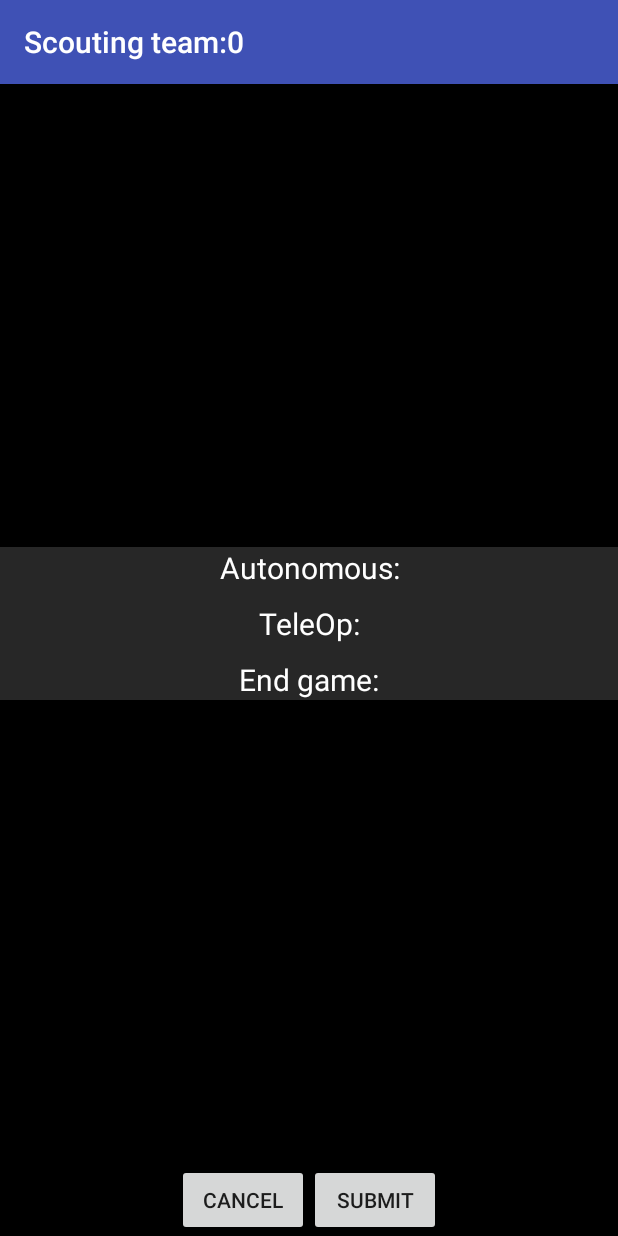
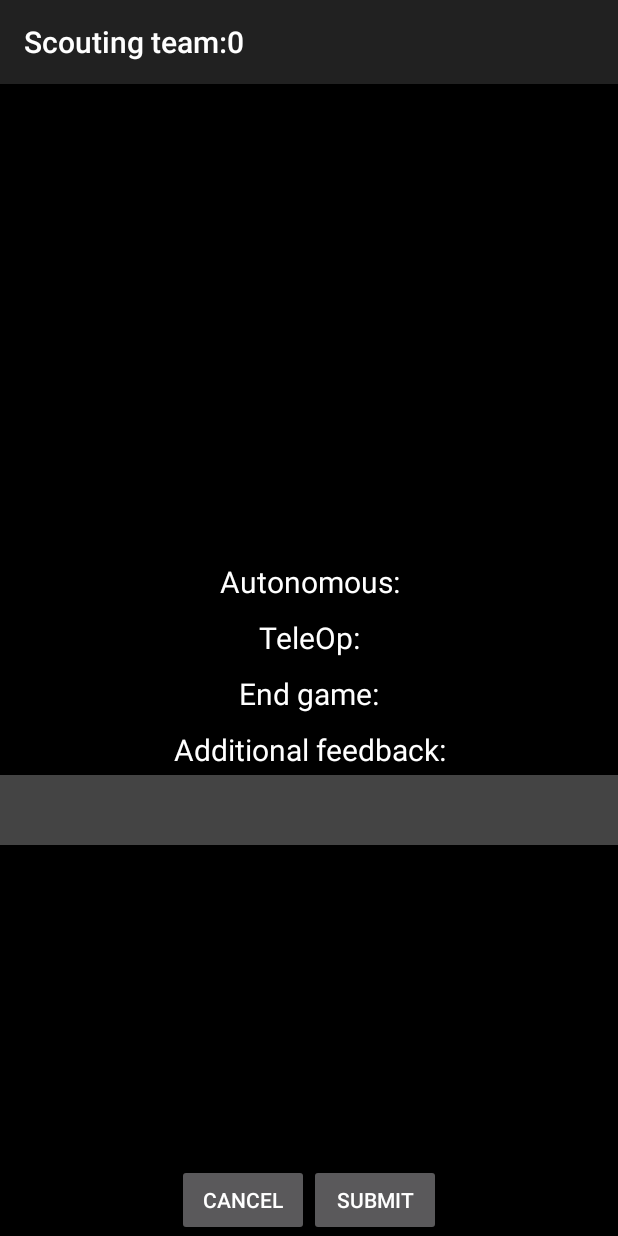
Before and after one commit to yeSpud/Scouting-app, an Android app: the data_collection screen opened directly, with no data from a screen before it, on a phone screen of 412 x 824 dp. Run offline under Robolectric (Android 15) with nearby library versions, the phone set to English and light mode, and no system bars; 4 statements that could not run were skipped.

```diff
--- a/AndroidApp/app/src/main/java/org/frc1595Dragons/scoutingapp/data_collection.java
+++ b/AndroidApp/app/src/main/java/org/frc1595Dragons/scoutingapp/data_collection.java
@@ -4,10 +4,12 @@ import android.graphics.Color;
 import android.graphics.Paint;
 import android.os.Bundle;
 import android.support.v7.app.AppCompatActivity;
+import android.text.InputType;
 import android.util.Log;
 import android.view.Gravity;
 import android.view.View;
 import android.view.ViewGroup;
+import android.view.inputmethod.EditorInfo;
 import android.widget.CheckBox;
 import android.widget.EditText;
 import android.widget.LinearLayout;
@@ -88,7 +90,6 @@ public class data_collection extends AppCompatActivity {
             this.parseData(autonomous);
         }
 
-
         contentView.addView(this.generateTextView("TeleOp:", 20,
                 this.createLayoutParameters(LinearLayout.LayoutParams.MATCH_PARENT, 0,
                         15, 0)));
@@ -108,11 +109,29 @@ public class data_collection extends AppCompatActivity {
             this.parseData(endgame);
         }
 
+
+        contentView.addView(this.generateTextView("Additional feedback:", 20,
+                this.createLayoutParameters(LinearLayout.LayoutParams.MATCH_PARENT, 0,
+                        15,0)));
+
+        final EditText comments = new EditText(this);
+        comments.setBackgroundColor(Color.DKGRAY);
+        comments.setImeOptions(EditorInfo.IME_ACTION_DONE);
+        comments.setInputType(InputType.TYPE_TEXT_FLAG_IME_MULTI_LINE);
+        comments.setInputType(InputType.TYPE_TEXT_FLAG_AUTO_CORRECT);
+        comments.setText("");
+        comments.setTextColor(Color.WHITE);
+        LinearLayout.LayoutParams params = new LinearLayout.LayoutParams(ViewGroup.LayoutParams.MATCH_PARENT, 70);
+        params.setMargins(0,5,0,10);
+        comments.setLayoutParams(params);
+        contentView.addView(comments);
+
+
         findViewById(R.id.Cancel).setOnClickListener(listener -> finish());
 
         findViewById(R.id.Submit).setOnClickListener(listener -> {
             // Gather all the data
-            String[][] data = new String[Nodes.size()][2];
+            String[][] data = new String[Nodes.size() + 1][2];
             int i = 0;
             for (View view : Nodes) {
                 if (view instanceof CheckBox) {
@@ -125,6 +144,9 @@ public class data_collection extends AppCompatActivity {
                 }
                 i++;
             }
+            data[Nodes.size()][0] = "Comments";
+            data[Nodes.size()][1] = comments.getText().toString();
+
 
             finish();
         });
--- a/AndroidApp/app/src/main/res/layout/data_collection.xml
+++ b/AndroidApp/app/src/main/res/layout/data_collection.xml
@@ -4,8 +4,7 @@
     android:layout_width="match_parent"
     android:layout_height="match_parent"
     android:background="@color/black"
-    android:orientation="vertical"
-    tools:context="org.frc1595Dragons.scoutingapp.data_collection">
+    tools:context=".data_collection">
 
     <ScrollView
         android:layout_width="match_parent"
@@ -21,8 +20,9 @@
             android:id="@+id/content"
             android:layout_width="match_parent"
             android:layout_height="wrap_content"
+            android:layout_marginTop="?attr/actionBarSize"
             android:layout_gravity="center_vertical"
-            android:background="@color/darkGray"
+            android:background="@color/black"
             android:orientation="vertical">
 
             <!--
--- a/AndroidApp/app/src/main/res/layout/macaddress.xml
+++ b/AndroidApp/app/src/main/res/layout/macaddress.xml
@@ -1,4 +1,4 @@
-<?xml version="1.0" encoding="utf-8"?><!-- TODO: Replace constraint layout -->
+<?xml version="1.0" encoding="utf-8"?>
 <LinearLayout xmlns:android="http://schemas.android.com/apk/res/android"
     android:layout_width="fill_parent"
     android:layout_height="fill_parent"
--- a/AndroidApp/app/src/main/res/values/styles.xml
+++ b/AndroidApp/app/src/main/res/values/styles.xml
@@ -1,16 +1,27 @@
 <resources>
 
     <!-- Base application theme. -->
-    <style name="AppTheme" parent="Theme.AppCompat.Light.DarkActionBar">
+    <style name="AppTheme" parent="Theme.AppCompat">
         <!-- Customize your theme here. -->
-        <item name="colorPrimary">@color/colorPrimary</item>
-        <item name="colorPrimaryDark">@color/colorPrimaryDark</item>
-        <item name="colorAccent">@color/colorAccent</item>
+        <item name="android:textColorPrimary">#FFFFFF</item>
+        <item name="android:textColorSecondary">#FFFFFF</item>
+        <item name="android:textColorTertiary">#FFFFFF</item>
+        <item name="android:textColorPrimaryInverse">#000000</item>
+        <item name="android:textColorSecondaryInverse">#000000</item>
+        <item name="android:textColorTertiaryInverse">#000000</item>
+        <item name="android:textColorPrimaryDisableOnly">#FFFFFF</item>
+        <item name="android:textColorPrimaryInverseDisableOnly">#000000</item>
+        <item name="android:textColorPrimaryNoDisable">#FFFFFF</item>
+        <item name="android:textColorSecondaryNoDisable">#FFFFFF</item>
+        <item name="android:textColorPrimaryInverseNoDisable">#000000</item>
+        <item name="android:textColorSecondaryInverseNoDisable">#000000</item>
+        <item name="android:textColorHint">#FFFFFF</item>
+        <item name="android:textColorHintInverse">#000000</item>
     </style>
 
-    <style name="customBox" parent="Theme.AppCompat.Light.DarkActionBar">
-        <item name="colorControlNormal">@color/colorAccent</item>
-        <item name="colorControlActivated">@color/white</item>
+    <style name="customBox" parent="Theme.AppCompat">
+        <item name="colorControlNormal">#818181</item>
+        <item name="colorControlActivated">#FFFFFF</item>
     </style>
 
 </resources>
```
